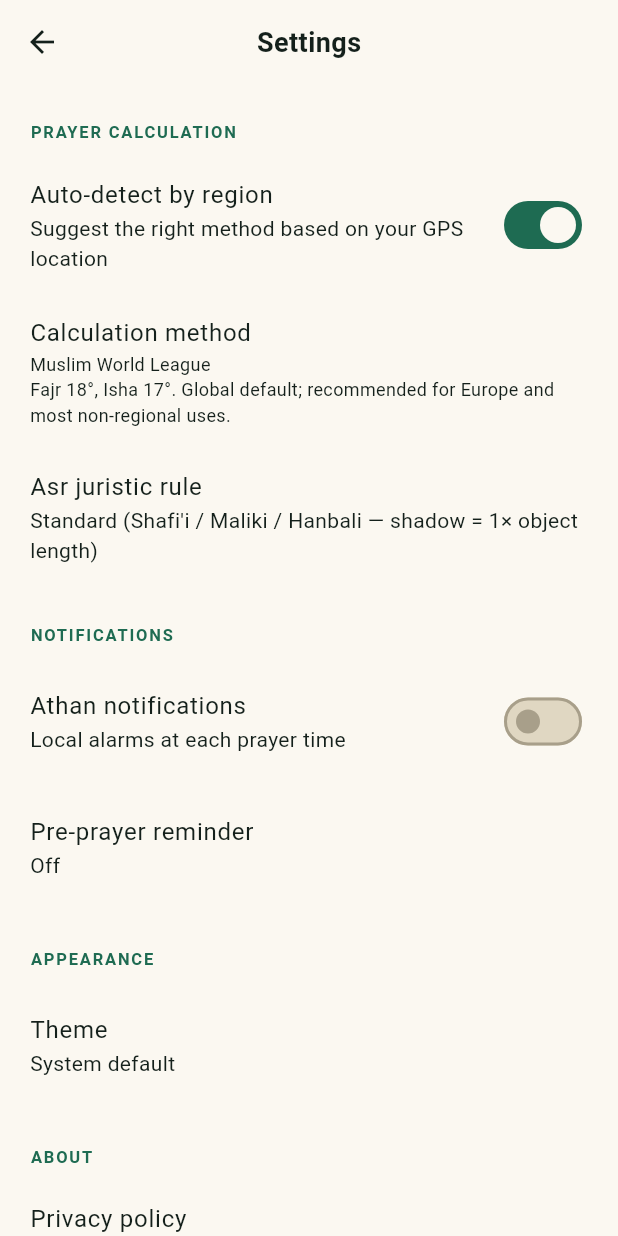
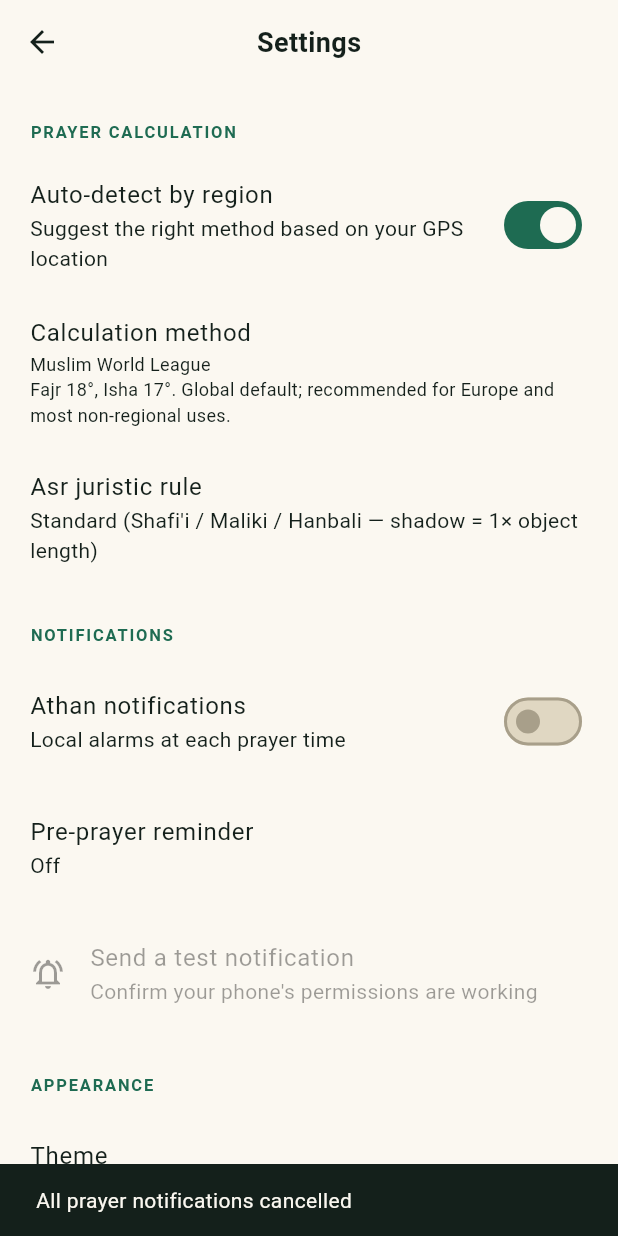
Before and after one commit to salatukapp/salatukapp.github.io, a Flutter app: the SettingsScreen screen opened directly, after a tap on "Athan notifications", on a phone screen of 412 x 824 dp. Run offline on Flutter 3.47's test engine with Material 3 defaults, Android fonts, the phone set to English and light mode, and no system bars; our stand-ins replace flutter_local_notifications, flutter_timezone, geolocator, hijri, shared_preferences, timezone and 1 more; missing offline and left inert: adhan_dart, dart:js_interop, flutter_compass_v2; accounts and stored records are empty.

Commit message:
Notifications: instant reschedule on toggle/method change + Send Test button in Settings

```diff
--- /dev/null
+++ b/lib/core/notifications/notification_scheduler.dart
@@ -0,0 +1,103 @@
+import 'package:adhan_dart/adhan_dart.dart' as adhan;
+import 'package:flutter/foundation.dart' show kIsWeb;
+
+import '../location/location_service.dart';
+import '../prayer_times/prayer_times_service.dart';
+import '../storage/settings_store.dart';
+import 'prayer_notifier.dart';
+
+/// Single entry point used by any screen to (re)schedule athan notifications
+/// from the current persisted settings + location.
+///
+/// On web this is largely a no-op — browsers don't reliably fire scheduled
+/// background notifications, so we skip the work.
+class NotificationScheduler {
+  /// Re-schedule the next ~7 days of prayer notifications based on the
+  /// currently saved settings. Cancels everything if the user has disabled
+  /// notifications. Returns the number of notifications scheduled (or 0).
+  static Future<int> reschedule() async {
+    if (kIsWeb) return 0;
+
+    final store = SettingsStore();
+    final settings = await store.load();
+    final notifier = PrayerNotifier();
+
+    if (!settings.notificationsEnabled) {
+      await notifier.cancelAll();
+      return 0;
+    }
+
+    // Need a location. Prefer the saved manual override; otherwise try a
+    // single (foreground) GPS fix. If neither is available, give up — the
+    // user can re-enable from Prayer Times screen once they pick a city.
+    double? lat = settings.manualLatitude;
+    double? lng = settings.manualLongitude;
+    if (lat == null || lng == null) {
+      try {
+        final pos = await LocationService().getCurrent();
+        lat = pos.latitude;
+        lng = pos.longitude;
+      } catch (_) {
+        return 0;
+      }
+    }
+
+    final service = PrayerTimesService();
+    final items = <PendingPrayer>[];
+    final now = DateTime.now();
+    // iOS hard-caps pending notifications at 64. Each day adds 5 (fajr/
+    // dhuhr/asr/maghrib/isha); pre-reminders double that. Cap to 6 days
+    // when pre-reminders are on so we stay under the iOS limit.
+    final dayCount = settings.preNotificationMinutes > 0 ? 6 : 7;
+
+    for (var i = 0; i < dayCount; i++) {
+      final day = now.add(Duration(days: i));
+      final t = service.computeFor(
+        latitude: lat,
+        longitude: lng,
+        date: day,
+        method: settings.method,
+        madhab: settings.madhab,
+      );
+      void add(adhan.Prayer p, DateTime when, String name) {
+        if (when.isAfter(now)) {
+          items.add(PendingPrayer(
+            prayer: p,
+            when: when,
+            title: '$name prayer',
+            subtitle: 'It is time to pray $name',
+          ));
+        }
+      }
+
+      add(adhan.Prayer.fajr, t.fajr.toLocal(), 'Fajr');
+      add(adhan.Prayer.dhuhr, t.dhuhr.toLocal(), 'Dhuhr');
+      add(adhan.Prayer.asr, t.asr.toLocal(), 'Asr');
+      add(adhan.Prayer.maghrib, t.maghrib.toLocal(), 'Maghrib');
+      add(adhan.Prayer.isha, t.isha.toLocal(), 'Isha');
+    }
+
+    try {
+      await notifier.reschedule(
+        items: items,
+        preReminderMinutes: settings.preNotificationMinutes,
+      );
+      return items.length;
+    } catch (_) {
+      return 0;
+    }
+  }
+
+  /// Fires an immediate "Salatuk notifications are working" notification so
+  /// the user can verify their OS permissions are correct without waiting
+  /// for the next prayer.
+  static Future<bool> sendTestNotification() async {
+    if (kIsWeb) return false;
+    try {
+      await PrayerNotifier().sendTestNow();
+      return true;
+    } catch (_) {
+      return false;
+    }
+  }
+}
--- a/lib/features/settings/settings_screen.dart
+++ b/lib/features/settings/settings_screen.dart
@@ -2,6 +2,7 @@ import 'package:adhan_dart/adhan_dart.dart' as adhan;
 import 'package:flutter/material.dart';
 import 'package:url_launcher/url_launcher.dart';
 
+import '../../core/notifications/notification_scheduler.dart';
 import '../../core/prayer_times/sunni_method.dart';
 import '../../core/storage/settings_store.dart';
 
@@ -77,8 +78,22 @@ class _SettingsScreenState extends State<SettingsScreen> {
             title: const Text('Athan notifications'),
             subtitle: const Text('Local alarms at each prayer time'),
             value: _settings.notificationsEnabled,
-            onChanged: (v) =>
-                _update(_settings.copyWith(notificationsEnabled: v)),
+            onChanged: (v) async {
+              final messenger = ScaffoldMessenger.of(context);
+              await _update(_settings.copyWith(notificationsEnabled: v));
+              final scheduled = await NotificationScheduler.reschedule();
+              if (!mounted) return;
+              messenger.showSnackBar(
+                SnackBar(
+                  content: Text(v
+                      ? (scheduled > 0
+                          ? '$scheduled prayer notifications scheduled'
+                          : 'Notifications enabled — set a city to schedule them')
+                      : 'All prayer notifications cancelled'),
+                  duration: const Duration(seconds: 3),
+                ),
+              );
+            },
           ),
           ListTile(
             title: const Text('Pre-prayer reminder'),
@@ -86,6 +101,23 @@ class _SettingsScreenState extends State<SettingsScreen> {
                 ? 'Off'
                 : '${_settings.preNotificationMinutes} min before'),
             onTap: _pickPreReminder,
+          ),
+          ListTile(
+            leading: const Icon(Icons.notifications_active_outlined),
+            title: const Text('Send a test notification'),
+            subtitle: const Text('Confirm your phone\'s permissions are working'),
+            enabled: _settings.notificationsEnabled,
+            onTap: () async {
+              final messenger = ScaffoldMessenger.of(context);
+              final ok = await NotificationScheduler.sendTestNotification();
+              if (!mounted) return;
+              messenger.showSnackBar(SnackBar(
+                content: Text(ok
+                    ? 'Test notification sent — check your notification shade'
+                    : 'Could not send. Check Settings → Apps → Salatuk → Notifications'),
+                duration: const Duration(seconds: 3),
+              ));
+            },
           ),
           const _SectionHeader('Appearance'),
           ListTile(
@@ -161,6 +193,7 @@ class _SettingsScreenState extends State<SettingsScreen> {
     );
     if (picked != null) {
       await _update(_settings.copyWith(method: picked, autoDetectMethod: false));
+      await NotificationScheduler.reschedule();
     }
   }
 
@@ -199,6 +232,7 @@ class _SettingsScreenState extends State<SettingsScreen> {
     );
     if (picked != null) {
       await _update(_settings.copyWith(madhab: picked));
+      await NotificationScheduler.reschedule();
     }
   }
 
@@ -229,6 +263,7 @@ class _SettingsScreenState extends State<SettingsScreen> {
     );
     if (picked != null) {
       await _update(_settings.copyWith(preNotificationMinutes: picked));
+      await NotificationScheduler.reschedule();
     }
   }
 
```
Also changed, not shown: lib/core/notifications/prayer_notifier.dart (+27 -0 lines).
